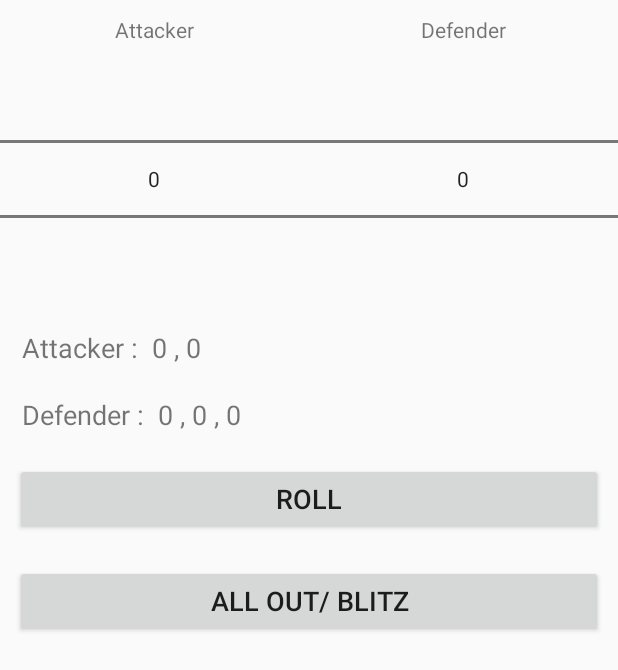
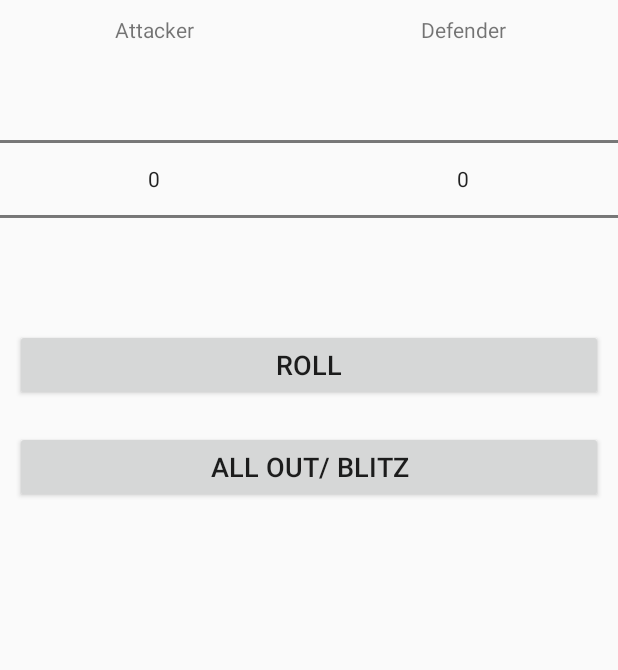
Before and after one commit to sagarvetal/APP-Risk, an Android app: the layout attack_alert_dialog.xml on its own in the app's theme, with its tools: preview values and no code run, on a phone screen of 412 x 824 dp. Shown: the top 670 px of the screen. Run offline under Robolectric (Android 15) with nearby library versions, the phone set to English and light mode, and no system bars.

Commit message:
Remove dice rolls from UI

```diff
--- a/app/src/main/res/layout/attack_alert_dialog.xml
+++ b/app/src/main/res/layout/attack_alert_dialog.xml
@@ -50,52 +50,6 @@
 
     </LinearLayout>
 
-    <LinearLayout
-        android:layout_width="match_parent"
-        android:layout_height="wrap_content"
-        android:orientation="horizontal"
-        android:padding="10dp"
-        >
-
-        <TextView
-            android:layout_width="wrap_content"
-            android:layout_height="wrap_content"
-            android:text=" Attacker : "
-            android:textSize="18dp"
-            />
-        <TextView
-            android:layout_width="wrap_content"
-            android:layout_height="wrap_content"
-            android:text=" 0 , 0 "
-            android:id="@+id/attack_alert_dialog_attacker_dices"
-            android:textSize="18dp"
-            />
-
-    </LinearLayout>
-
-
-    <LinearLayout
-        android:layout_width="match_parent"
-        android:layout_height="wrap_content"
-        android:orientation="horizontal"
-        android:padding="10dp"
-        >
-
-        <TextView
-            android:layout_width="wrap_content"
-            android:layout_height="wrap_content"
-            android:text=" Defender : "
-            android:textSize="18dp"
-            />
-        <TextView
-            android:layout_width="wrap_content"
-            android:layout_height="wrap_content"
-            android:text=" 0 , 0 , 0"
-            android:id="@+id/attack_alert_dialog_defender_dices"
-            android:textSize="18dp"
-            />
-
-    </LinearLayout>
 
     <Button
         android:layout_width="match_parent"
```
Also changed, not shown: app/src/main/java/com/app/risk/controller/AttackPhaseController.java (+2 -6 lines), app/src/main/java/com/app/risk/view/AttackPhaseDialogManager.java (+17 -12 lines).
